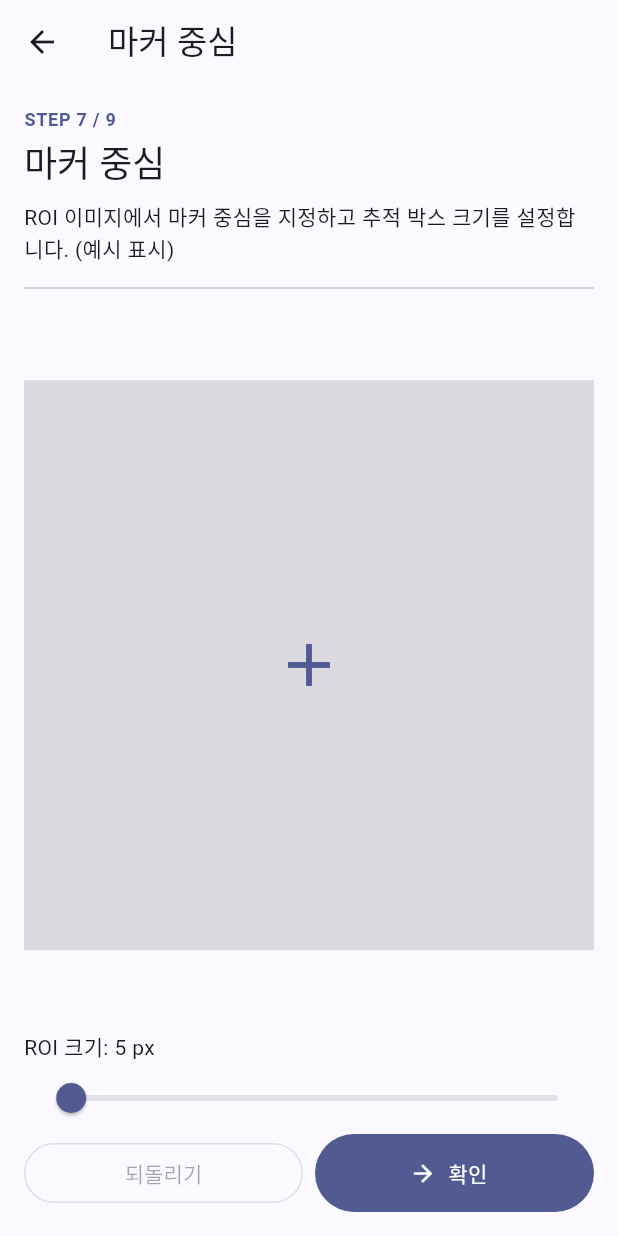
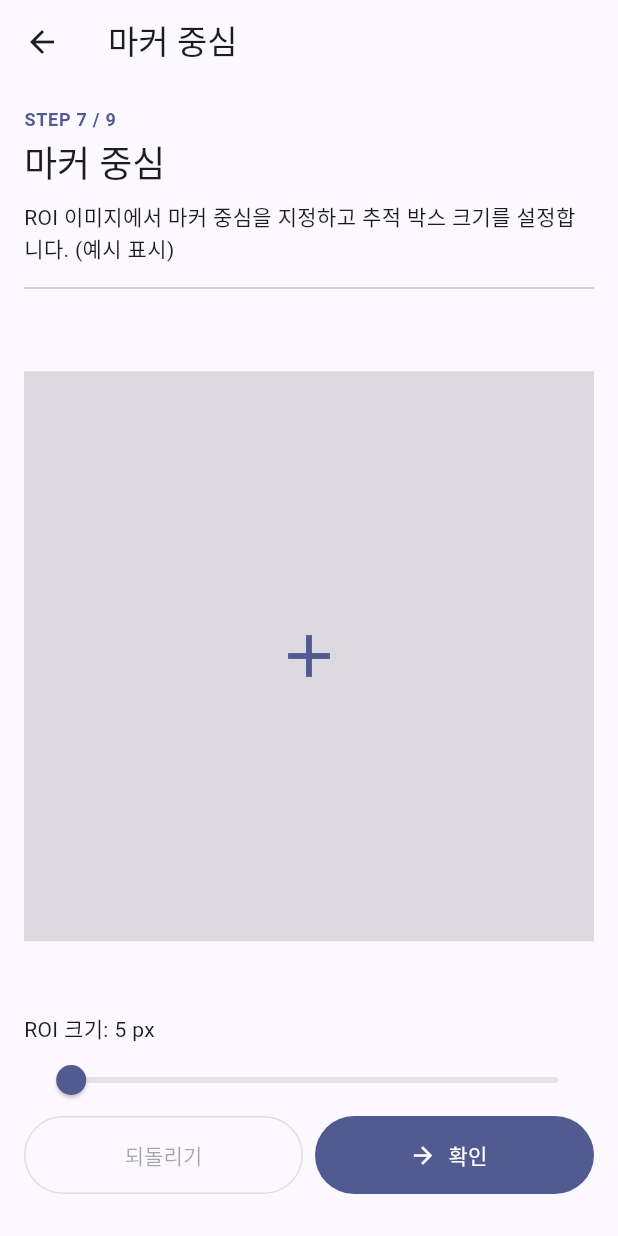
Before and after one commit to lth0422/2026_fault_diagnosis_application, a Flutter app: the HsvSettingPage screen opened by its route, after a tap on "확인", on a phone screen of 412 x 824 dp. Run offline on Flutter 3.47's test engine with Material 3 defaults, Android fonts, the phone set to English and light mode, and no system bars.

Commit message:
feat: prepare Flutter mobile app run

```diff
--- a/flutter_app/lib/pages/displacement_page.dart
+++ b/flutter_app/lib/pages/displacement_page.dart
@@ -98,9 +98,10 @@ class _DisplacementPageState extends State<DisplacementPage> {
             PrimaryButton(
               label: '진단하기',
               icon: Icons.analytics,
+              liftFromSystemNav: true,
               onPressed: _done
-                  ? () => Navigator.pushNamed(
-                      context, FaultDiagnosisPage.routeName)
+                  ? () =>
+                      Navigator.pushNamed(context, FaultDiagnosisPage.routeName)
                   : null,
             ),
           ],
--- a/flutter_app/lib/pages/fault_diagnosis_page.dart
+++ b/flutter_app/lib/pages/fault_diagnosis_page.dart
@@ -81,6 +81,7 @@ class FaultDiagnosisPage extends StatelessWidget {
             PrimaryButton(
               label: '완료',
               icon: Icons.check,
+              liftFromSystemNav: true,
               onPressed: () {
                 context.read<DiagnosisSession>().reset();
                 Navigator.popUntil(
--- a/flutter_app/lib/pages/hsv_setting_page.dart
+++ b/flutter_app/lib/pages/hsv_setting_page.dart
@@ -42,9 +42,12 @@ class _HsvSettingPageState extends State<HsvSettingPage> {
   void _confirm() {
     context.read<DiagnosisSession>().setHsvRange(
           HsvRange(
-            hMin: _hMin, hMax: _hMax,
-            sMin: _sMin, sMax: _sMax,
-            vMin: _vMin, vMax: _vMax,
+            hMin: _hMin,
+            hMax: _hMax,
+            sMin: _sMin,
+            sMax: _sMax,
+            vMin: _vMin,
+            vMax: _vMax,
           ),
         );
     Navigator.pushNamed(context, MarkerCenterPage.routeName);
@@ -68,16 +71,26 @@ class _HsvSettingPageState extends State<HsvSettingPage> {
             Expanded(
               child: ListView(
                 children: [
-                  _slider('H min', _hMin, 179, (v) => setState(() => _hMin = v)),
-                  _slider('H max', _hMax, 179, (v) => setState(() => _hMax = v)),
-                  _slider('S min', _sMin, 255, (v) => setState(() => _sMin = v)),
-                  _slider('S max', _sMax, 255, (v) => setState(() => _sMax = v)),
-                  _slider('V min', _vMin, 255, (v) => setState(() => _vMin = v)),
-                  _slider('V max', _vMax, 255, (v) => setState(() => _vMax = v)),
+                  _slider(
+                      'H min', _hMin, 179, (v) => setState(() => _hMin = v)),
+                  _slider(
+                      'H max', _hMax, 179, (v) => setState(() => _hMax = v)),
+                  _slider(
+                      'S min', _sMin, 255, (v) => setState(() => _sMin = v)),
+                  _slider(
+                      'S max', _sMax, 255, (v) => setState(() => _sMax = v)),
+                  _slider(
+                      'V min', _vMin, 255, (v) => setState(() => _vMin = v)),
+                  _slider(
+                      'V max', _vMax, 255, (v) => setState(() => _vMax = v)),
                 ],
               ),
             ),
-            PrimaryButton(label: '확인', onPressed: _confirm),
+            PrimaryButton(
+              label: '확인',
+              liftFromSystemNav: true,
+              onPressed: _confirm,
+            ),
           ],
         ),
       ),
--- a/flutter_app/lib/pages/marker_center_page.dart
+++ b/flutter_app/lib/pages/marker_center_page.dart
@@ -58,12 +58,18 @@ class _MarkerCenterPageState extends State<MarkerCenterPage> {
               label: _roiSize.toInt().toString(),
               onChanged: (v) => setState(() => _roiSize = v),
             ),
-            Row(
+            SafeArea(
+              top: false,
+              minimum: const EdgeInsets.only(bottom: 12),
+              child: Row(
                 children: [
                   const Expanded(
+                    child: SizedBox(
+                      height: 52,
                       child: OutlinedButton(
                         onPressed: null, // 플레이스홀더: 실제 마커 제거 미구현
                         child: Text('되돌리기'),
+                      ),
                     ),
                   ),
                   const SizedBox(width: 8),
@@ -76,6 +82,7 @@ class _MarkerCenterPageState extends State<MarkerCenterPage> {
                   ),
                 ],
               ),
+            ),
           ],
         ),
       ),
--- a/flutter_app/lib/pages/roi_setting_page.dart
+++ b/flutter_app/lib/pages/roi_setting_page.dart
@@ -25,7 +25,8 @@ class RoiSettingPage extends StatelessWidget {
               step: 4,
               total: 9,
               title: 'ROI 설정',
-              description: '첫 프레임 위에서 관심 영역(ROI)을 지정합니다. (예시 표시, 실제 영상은 이후 마일스톤)',
+              description:
+                  '첫 프레임 위에서 관심 영역(ROI)을 지정합니다. (예시 표시, 실제 영상은 이후 마일스톤)',
             ),
             Expanded(
               child: Center(
@@ -59,6 +60,7 @@ class RoiSettingPage extends StatelessWidget {
             const SizedBox(height: 8),
             PrimaryButton(
               label: '완료',
+              liftFromSystemNav: true,
               onPressed: () =>
                   Navigator.pushNamed(context, MarkerColorPage.routeName),
             ),
--- a/flutter_app/lib/pages/start_page.dart
+++ b/flutter_app/lib/pages/start_page.dart
@@ -39,6 +39,7 @@ class StartPage extends StatelessWidget {
             PrimaryButton(
               label: '시작하기',
               icon: Icons.play_arrow,
+              liftFromSystemNav: true,
               onPressed: () =>
                   Navigator.pushNamed(context, VideoSelectPage.routeName),
             ),
--- a/flutter_app/lib/pages/video_select_page.dart
+++ b/flutter_app/lib/pages/video_select_page.dart
@@ -53,6 +53,7 @@ class VideoSelectPage extends StatelessWidget {
             ),
             PrimaryButton(
               label: '다음',
+              liftFromSystemNav: true,
               onPressed: () =>
                   Navigator.pushNamed(context, VideoInfoPage.routeName),
             ),
--- a/flutter_app/lib/widgets/primary_button.dart
+++ b/flutter_app/lib/widgets/primary_button.dart
@@ -5,17 +5,19 @@ class PrimaryButton extends StatelessWidget {
   final String label;
   final VoidCallback? onPressed;
   final IconData? icon;
+  final bool liftFromSystemNav;
 
   const PrimaryButton({
     super.key,
     required this.label,
     this.onPressed,
     this.icon,
+    this.liftFromSystemNav = false,
   });
 
   @override
   Widget build(BuildContext context) {
-    return SizedBox(
+    final button = SizedBox(
       height: 52,
       child: FilledButton.icon(
         onPressed: onPressed,
@@ -23,5 +25,15 @@ class PrimaryButton extends StatelessWidget {
         label: Text(label),
       ),
     );
+
+    if (!liftFromSystemNav) {
+      return button;
+    }
+
+    return SafeArea(
+      top: false,
+      minimum: const EdgeInsets.only(bottom: 12),
+      child: button,
+    );
   }
 }
```
Also changed, not shown: flutter_app/lib/pages/video_info_page.dart (+11 -3 lines), 56 other files. Lines whose indentation alone changed are shown as unchanged.
